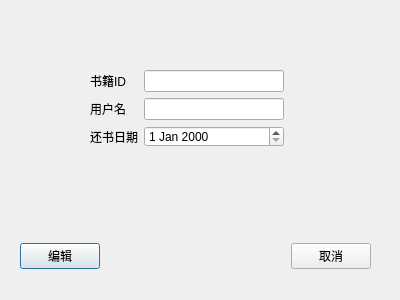
The window that LMS/lms_borrow_edit_dialog.ui (NumberMan1/LMS) describes before a commit, drawn with Qt 5.
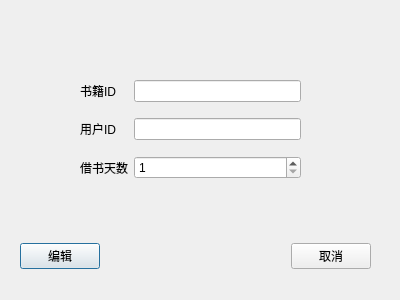
The same window after the commit.

```diff
--- a/LMS/lms_borrow_edit_dialog.ui
+++ b/LMS/lms_borrow_edit_dialog.ui
@@ -71,22 +71,15 @@
     <widget class="QWidget" name="layoutWidget">
      <property name="geometry">
       <rect>
-       <x>90</x>
+       <x>80</x>
        <y>70</y>
-       <width>194</width>
-       <height>77</height>
+       <width>221</width>
+       <height>121</height>
       </rect>
      </property>
      <layout class="QGridLayout" name="gridLayout_3">
-      <item row="0" column="0">
-       <widget class="QLabel" name="add_book_id_label">
-        <property name="text">
-         <string>书籍ID</string>
-        </property>
-        <property name="buddy">
-         <cstring>add_book_id_edit</cstring>
-        </property>
-       </widget>
+      <item row="1" column="1">
+       <widget class="QLineEdit" name="add_user_id_edit"/>
       </item>
       <item row="0" column="1">
        <widget class="QLineEdit" name="add_book_id_edit"/>
@@ -94,28 +87,39 @@
       <item row="1" column="0">
        <widget class="QLabel" name="add_user_login_name_label">
         <property name="text">
-         <string>用户名</string>
+         <string>用户ID</string>
         </property>
         <property name="buddy">
          <cstring>add_user_login_name_edit</cstring>
         </property>
        </widget>
       </item>
-      <item row="1" column="1">
-       <widget class="QLineEdit" name="add_user_login_name_edit"/>
-      </item>
       <item row="2" column="0">
        <widget class="QLabel" name="add_borrow_deadline_label">
         <property name="text">
-         <string>还书日期</string>
-        </property>
-        <property name="buddy">
-         <cstring>add_borrow_deadline_edit</cstring>
+         <string>借书天数</string>
         </property>
        </widget>
       </item>
       <item row="2" column="1">
-       <widget class="QDateEdit" name="add_borrow_deadline_edit"/>
+       <widget class="QSpinBox" name="add_borrow_day_num_spin_box">
+        <property name="minimum">
+         <number>1</number>
+        </property>
+        <property name="maximum">
+         <number>31</number>
+        </property>
+       </widget>
+      </item>
+      <item row="0" column="0">
+       <widget class="QLabel" name="add_book_id_label">
+        <property name="text">
+         <string>书籍ID</string>
+        </property>
+        <property name="buddy">
+         <cstring>add_book_id_edit</cstring>
+        </property>
+       </widget>
       </item>
      </layout>
     </widget>
```
Left out of the diff: 6 changed lines with no effect on the pictures.
